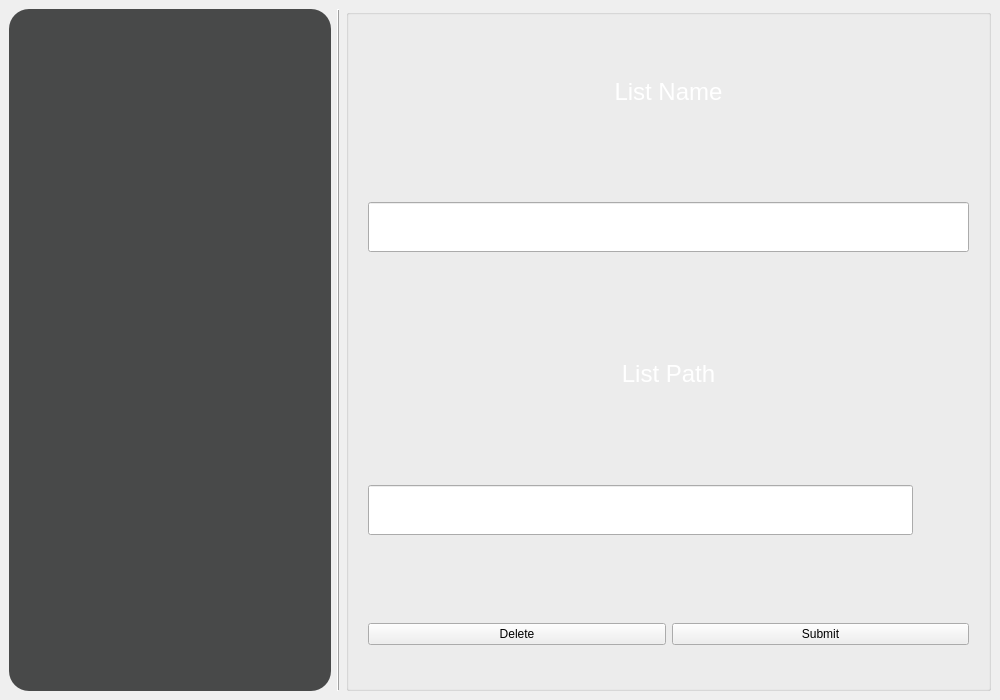
Old version of the form listset.ui in the repository 454270186/XJCO2811_UserInterface.
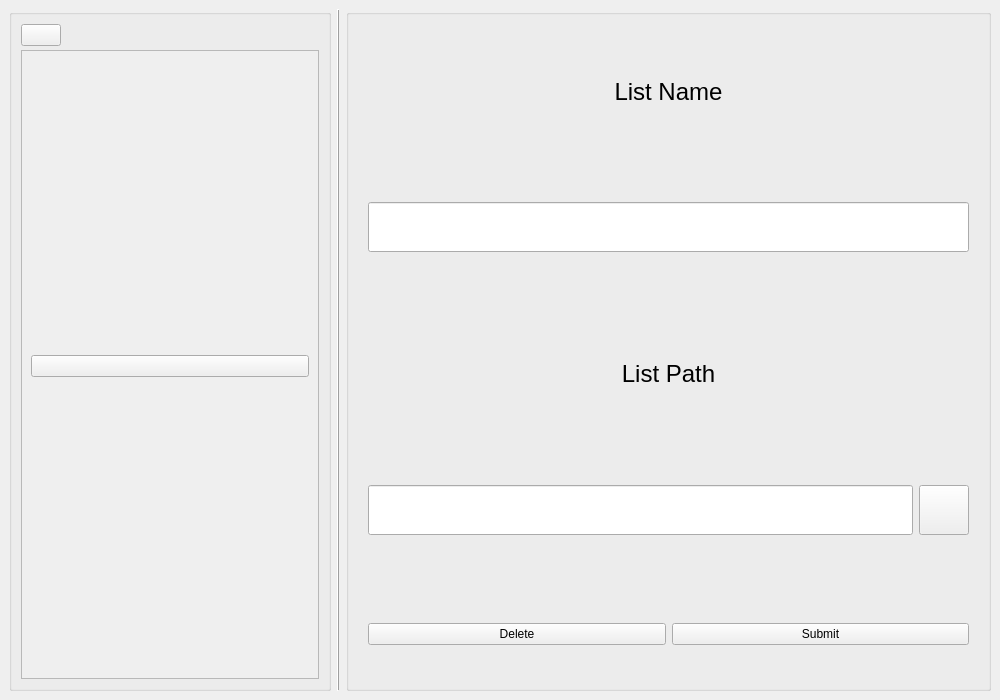
New version of the form. Icons and pictures are not drawn.

Commit message: feat: add qss of small window

```diff
--- a/listset.ui
+++ b/listset.ui
@@ -72,8 +72,7 @@
        </size>
       </property>
       <property name="styleSheet">
-       <string notr="true">background-color: rgb(72, 73, 73);
-border-radius: 20px;</string>
+       <string notr="true"/>
       </property>
       <layout class="QVBoxLayout" name="verticalLayout_left">
        <property name="spacing">
@@ -91,10 +90,7 @@
           <cursorShape>PointingHandCursor</cursorShape>
          </property>
          <property name="styleSheet">
-          <string notr="true">border: none; /* 移除边框 */
-    background-color: transparent; /* 设置背景透明 */
-    icon-size: 64px 64px; /* 设置图标大小，根据需要进行调整 */
-    padding: 0px; /* 移除内边距 */</string>
+          <string notr="true"/>
          </property>
          <property name="text">
           <string/>
@@ -120,7 +116,7 @@
           </size>
          </property>
          <property name="styleSheet">
-          <string notr="true">border-radius: 20px;</string>
+          <string notr="true"/>
          </property>
          <property name="widgetResizable">
           <bool>true</bool>
@@ -130,8 +126,8 @@
            <rect>
             <x>0</x>
             <y>0</y>
-            <width>310</width>
-            <height>628</height>
+            <width>302</width>
+            <height>612</height>
            </rect>
           </property>
           <layout class="QVBoxLayout" name="verticalLayout_6">
@@ -150,10 +146,7 @@
               <cursorShape>PointingHandCursor</cursorShape>
              </property>
              <property name="styleSheet">
-              <string notr="true">border: none; /* 移除边框 */
-    background-color: transparent; /* 设置背景透明 */
-    icon-size: 64px 64px; /* 设置图标大小，根据需要进行调整 */
-    padding: 0px; /* 移除内边距 */</string>
+              <string notr="true"/>
              </property>
              <property name="text">
               <string/>
@@ -218,7 +211,7 @@
           </font>
          </property>
          <property name="styleSheet">
-          <string notr="true">color: rgb(255, 255, 255);</string>
+          <string notr="true"/>
          </property>
          <property name="text">
           <string>List Name</string>
@@ -273,7 +266,7 @@
           </font>
          </property>
          <property name="styleSheet">
-          <string notr="true">color: rgb(255, 255, 255);</string>
+          <string notr="true"/>
          </property>
          <property name="text">
           <string>List Path</string>
@@ -350,11 +343,7 @@
              <cursorShape>PointingHandCursor</cursorShape>
             </property>
             <property name="styleSheet">
-             <string notr="true">QPushButton {
-    border: none;
-    padding: 0px;
-}
-</string>
+             <string notr="true"/>
             </property>
             <property name="text">
              <string/>
```
The commit also changes 4 other files.
